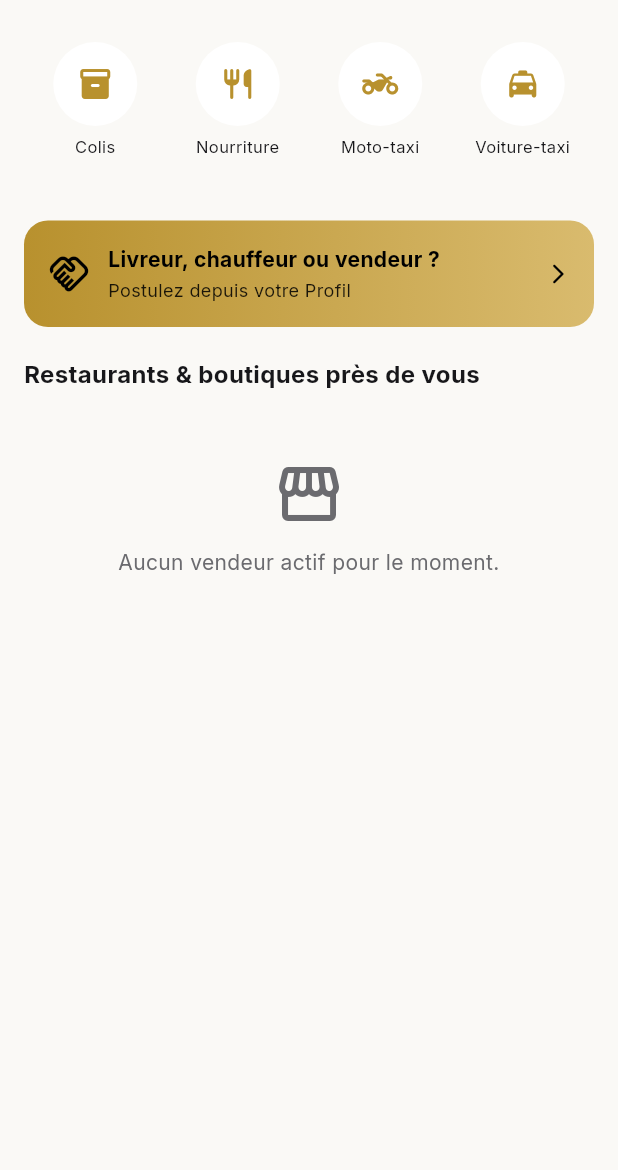
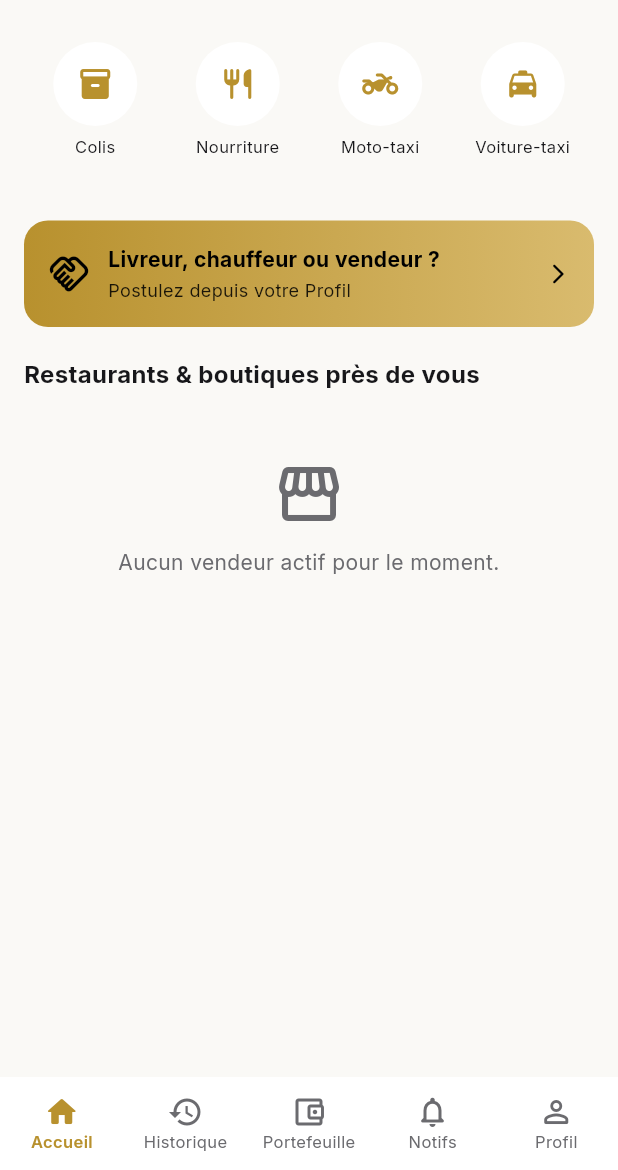
Before and after one commit to lfdweb123-sys/Livra, a Flutter app: the screen it shows after launch, after a tap on "Passer", on a phone screen of 412 x 824 dp, the part 66-1236 px from its top. Run offline on Flutter 3.47's test engine with Material 3 defaults, Android fonts, the phone set to English and light mode, and no system bars; our stand-ins replace cloud_firestore, dio, firebase_auth, firebase_core, firebase_messaging, flutter_map and 12 more; missing offline and left inert: geoflutterfire_plus; accounts and stored records are empty; network calls fail.

Commit message:
feat: barre de navigation basse (adaptée au rôle client/livreur/vendeur) + correction régression boutons pleine largeur sur les boutons inline

```diff
--- a/mobile/lib/app_lock_gate.dart
+++ b/mobile/lib/app_lock_gate.dart
@@ -110,7 +110,10 @@ class _AppLockGateState extends State<AppLockGate> with WidgetsBindingObserver {
               SizedBox(height: 16),
               Text('Livra est verrouillé', style: TextStyle(fontSize: 18, fontWeight: FontWeight.bold, color: Colors.white)),
               SizedBox(height: 24),
-              ElevatedButton(onPressed: _tryUnlock, child: Text('Déverrouiller')),
+              SizedBox(
+                width: 220,
+                child: ElevatedButton(onPressed: _tryUnlock, child: Text('Déverrouiller')),
+              ),
             ],
           ),
         ),
--- /dev/null
+++ b/mobile/lib/core/widgets/app_bottom_nav.dart
@@ -0,0 +1,90 @@
+import 'package:flutter/material.dart';
+import 'package:go_router/go_router.dart';
+import '../models/user_model.dart';
+import '../routing/app_router.dart';
+import '../theme/app_colors.dart';
+
+class _NavItem {
+  final IconData icon;
+  final IconData activeIcon;
+  final String label;
+  final String route;
+  const _NavItem(this.icon, this.activeIcon, this.label, this.route);
+}
+
+const _clientItems = [
+  _NavItem(Icons.home_outlined, Icons.home_rounded, 'Accueil', '/client/home'),
+  _NavItem(Icons.history_outlined, Icons.history_rounded, 'Historique', '/client/history'),
+  _NavItem(Icons.account_balance_wallet_outlined, Icons.account_balance_wallet_rounded, 'Portefeuille', '/wallet'),
+  _NavItem(Icons.notifications_none_rounded, Icons.notifications_rounded, 'Notifs', '/notifications'),
+  _NavItem(Icons.person_outline_rounded, Icons.person_rounded, 'Profil', '/client/profile'),
+];
+
+const _driverItems = [
+  _NavItem(Icons.home_outlined, Icons.home_rounded, 'Accueil', '/driver/home'),
+  _NavItem(Icons.payments_outlined, Icons.payments_rounded, 'Gains', '/driver/earnings'),
+  _NavItem(Icons.account_balance_wallet_outlined, Icons.account_balance_wallet_rounded, 'Portefeuille', '/wallet'),
+  _NavItem(Icons.notifications_none_rounded, Icons.notifications_rounded, 'Notifs', '/notifications'),
+  _NavItem(Icons.person_outline_rounded, Icons.person_rounded, 'Profil', '/client/profile'),
+];
+
+const _vendorItems = [
+  _NavItem(Icons.dashboard_outlined, Icons.dashboard_rounded, 'Accueil', '/vendor/dashboard'),
+  _NavItem(Icons.receipt_long_outlined, Icons.receipt_long_rounded, 'Commandes', '/vendor/orders'),
+  _NavItem(Icons.account_balance_wallet_outlined, Icons.account_balance_wallet_rounded, 'Portefeuille', '/wallet'),
+  _NavItem(Icons.notifications_none_rounded, Icons.notifications_rounded, 'Notifs', '/notifications'),
+  _NavItem(Icons.person_outline_rounded, Icons.person_rounded, 'Profil', '/client/profile'),
+];
+
+/// Barre de navigation basse — 5 onglets, adaptés au rôle courant
+/// (client/livreur/vendeur). Les 3 derniers onglets (Portefeuille,
+/// Notifications, Profil) pointent vers les mêmes écrans partagés quel
+/// que soit le rôle.
+class AppBottomNav extends StatelessWidget {
+  final int currentIndex;
+  const AppBottomNav({super.key, required this.currentIndex});
+
+  List<_NavItem> get _items {
+    switch (AppRouter.currentRole) {
+      case UserRole.driver:
+        return _driverItems;
+      case UserRole.vendor:
+        return _vendorItems;
+      default:
+        return _clientItems;
+    }
+  }
+
+  @override
+  Widget build(BuildContext context) {
+    final items = _items;
+    return SafeArea(
+      top: false,
+      child: SizedBox(
+        height: 62,
+        child: BottomNavigationBar(
+          currentIndex: currentIndex,
+          type: BottomNavigationBarType.fixed,
+          backgroundColor: AppColors.surface,
+          selectedItemColor: AppColors.gold,
+          unselectedItemColor: AppColors.textSecondary,
+          showUnselectedLabels: true,
+          selectedLabelStyle: const TextStyle(fontSize: 11, fontWeight: FontWeight.w600),
+          unselectedLabelStyle: const TextStyle(fontSize: 11),
+          elevation: 0,
+          onTap: (i) {
+            if (i == currentIndex) return;
+            context.go(items[i].route);
+          },
+          items: [
+            for (int i = 0; i < items.length; i++)
+              BottomNavigationBarItem(
+                icon: Icon(i == currentIndex ? items[i].activeIcon : items[i].icon),
+                label: items[i].label,
+              ),
+          ],
+        ),
+      ),
+    );
+  }
+}
--- a/mobile/lib/features/client/history/presentation/screens/history_screen.dart
+++ b/mobile/lib/features/client/history/presentation/screens/history_screen.dart
@@ -5,6 +5,7 @@ import '../../../../../core/constants/api_constants.dart';
 import '../../../../../core/theme/app_colors.dart';
 import '../../../../../core/widgets/skeleton_loader.dart';
 import '../../../../../core/widgets/empty_state.dart';
+import '../../../../../core/widgets/app_bottom_nav.dart';
 
 class HistoryScreen extends StatefulWidget {
   HistoryScreen({super.key});
@@ -91,6 +92,7 @@ class _HistoryScreenState extends State<HistoryScreen> with SingleTickerProvider
           ),
         ],
       ),
+      bottomNavigationBar: const AppBottomNav(currentIndex: 1),
     );
   }
 }
--- a/mobile/lib/features/client/home/presentation/screens/client_home_screen.dart
+++ b/mobile/lib/features/client/home/presentation/screens/client_home_screen.dart
@@ -7,6 +7,7 @@ import '../../../../../core/theme/app_colors.dart';
 import '../../../../../core/widgets/skeleton_loader.dart';
 import '../../../../../core/widgets/empty_state.dart';
 import '../../../../../core/widgets/app_logo.dart';
+import '../../../../../core/widgets/app_bottom_nav.dart';
 
 class _Service {
   final String label;
@@ -163,6 +164,7 @@ class _ClientHomeScreenState extends State<ClientHomeScreen> {
           ],
         ),
       ),
+      bottomNavigationBar: const AppBottomNav(currentIndex: 0),
     );
   }
 }
--- a/mobile/lib/features/client/profile/presentation/screens/profile_screen.dart
+++ b/mobile/lib/features/client/profile/presentation/screens/profile_screen.dart
@@ -7,6 +7,7 @@ import '../../../../../core/services/lock_service.dart';
 import '../../../../../core/services/inactivity_service.dart';
 import '../../../../../core/theme/app_colors.dart';
 import '../../../../../core/theme/theme_controller.dart';
+import '../../../../../core/widgets/app_bottom_nav.dart';
 
 class ProfileScreen extends StatefulWidget {
   const ProfileScreen({super.key});
@@ -158,6 +159,7 @@ class _ProfileScreenState extends State<ProfileScreen> {
           ),
         ],
       ),
+      bottomNavigationBar: const AppBottomNav(currentIndex: 4),
     );
   }
 }
--- a/mobile/lib/features/driver/earnings/presentation/screens/driver_earnings_screen.dart
+++ b/mobile/lib/features/driver/earnings/presentation/screens/driver_earnings_screen.dart
@@ -3,6 +3,7 @@ import 'package:firebase_auth/firebase_auth.dart';
 import '../../../../../core/services/api/api_client.dart';
 import '../../../../../core/theme/app_colors.dart';
 import '../../../../../core/widgets/skeleton_loader.dart';
+import '../../../../../core/widgets/app_bottom_nav.dart';
 
 class DriverEarningsScreen extends StatefulWidget {
   DriverEarningsScreen({super.key});
@@ -64,6 +65,7 @@ class _DriverEarningsScreenState extends State<DriverEarningsScreen> {
               ],
             ),
             ),
+      bottomNavigationBar: const AppBottomNav(currentIndex: 1),
     );
   }
 }
--- a/mobile/lib/features/driver/home/presentation/screens/driver_home_screen.dart
+++ b/mobile/lib/features/driver/home/presentation/screens/driver_home_screen.dart
@@ -9,6 +9,7 @@ import '../../../../../core/services/location_service.dart';
 import '../../../../../core/theme/app_colors.dart';
 import '../../../../../core/widgets/skeleton_loader.dart';
 import '../../../../../core/widgets/empty_state.dart';
+import '../../../../../core/widgets/app_bottom_nav.dart';
 
 const double _matchRadiusKm = 5;
 
@@ -185,7 +186,11 @@ class _DriverHomeScreenState extends State<DriverHomeScreen> {
                             child: ListTile(
                               title: Text('Commande ${o['type']}'),
                               subtitle: Text('${o['priceBreakdown']?['deliveryFee'] ?? '-'} XOF de frais de livraison'),
-                              trailing: ElevatedButton(onPressed: () => _acceptOrder(o['id']), child: Text('Accepter')),
+                              trailing: ElevatedButton(
+                                style: ElevatedButton.styleFrom(minimumSize: Size(0, 36), padding: EdgeInsets.symmetric(horizontal: 16)),
+                                onPressed: () => _acceptOrder(o['id']),
+                                child: Text('Accepter'),
+                              ),
                             ),
                           );
                         },
@@ -193,6 +198,7 @@ class _DriverHomeScreenState extends State<DriverHomeScreen> {
           ),
         ],
       ),
+      bottomNavigationBar: const AppBottomNav(currentIndex: 0),
     );
   }
 }
--- a/mobile/lib/features/notifications/presentation/screens/notifications_screen.dart
+++ b/mobile/lib/features/notifications/presentation/screens/notifications_screen.dart
@@ -5,6 +5,7 @@ import '../../../../core/models/notification_model.dart';
 import '../../../../core/theme/app_colors.dart';
 import '../../../../core/widgets/skeleton_loader.dart';
 import '../../../../core/widgets/empty_state.dart';
+import '../../../../core/widgets/app_bottom_nav.dart';
 
 class NotificationsScreen extends StatelessWidget {
   NotificationsScreen({super.key});
@@ -50,6 +51,7 @@ class NotificationsScreen extends StatelessWidget {
           );
         },
       ),
+      bottomNavigationBar: const AppBottomNav(currentIndex: 3),
     );
   }
 }
--- a/mobile/lib/features/vendor/dashboard/presentation/screens/vendor_dashboard_screen.dart
+++ b/mobile/lib/features/vendor/dashboard/presentation/screens/vendor_dashboard_screen.dart
@@ -6,6 +6,7 @@ import '../../../../../core/services/api/api_client.dart';
 import '../../../../../core/theme/app_colors.dart';
 import '../../../../../core/widgets/skeleton_loader.dart';
 import '../../../../../core/widgets/empty_state.dart';
+import '../../../../../core/widgets/app_bottom_nav.dart';
 
 class VendorDashboardScreen extends StatefulWidget {
   VendorDashboardScreen({super.key});
@@ -84,6 +85,7 @@ class _VendorDashboardScreenState extends State<VendorDashboardScreen> {
           _tile(context, 'Statistiques', Icons.bar_chart_rounded, '/vendor/stats'),
         ],
       ),
+      bottomNavigationBar: const AppBottomNav(currentIndex: 0),
     );
   }
 
--- a/mobile/lib/features/vendor/orders/presentation/screens/vendor_orders_screen.dart
+++ b/mobile/lib/features/vendor/orders/presentation/screens/vendor_orders_screen.dart
@@ -4,6 +4,7 @@ import '../../../../../core/constants/api_constants.dart';
 import '../../../../../core/theme/app_colors.dart';
 import '../../../../../core/widgets/skeleton_loader.dart';
 import '../../../../../core/widgets/empty_state.dart';
+import '../../../../../core/widgets/app_bottom_nav.dart';
 
 class VendorOrdersScreen extends StatefulWidget {
   VendorOrdersScreen({super.key});
@@ -68,6 +69,7 @@ class _VendorOrdersScreenState extends State<VendorOrdersScreen> {
                     },
                   ),
       ),
+      bottomNavigationBar: const AppBottomNav(currentIndex: 1),
     );
   }
 }
--- a/mobile/lib/features/wallet/presentation/screens/wallet_screen.dart
+++ b/mobile/lib/features/wallet/presentation/screens/wallet_screen.dart
@@ -5,6 +5,7 @@ import '../../../../core/theme/app_colors.dart';
 import '../../../../core/widgets/skeleton_loader.dart';
 import '../../../../core/widgets/app_bottom_sheet.dart';
 import '../../../../core/widgets/primary_button.dart';
+import '../../../../core/widgets/app_bottom_nav.dart';
 
 class WalletScreen extends StatefulWidget {
   WalletScreen({super.key});
@@ -108,6 +109,7 @@ class _WalletScreenState extends State<WalletScreen> {
               ],
             ),
             ),
+      bottomNavigationBar: const AppBottomNav(currentIndex: 2),
     );
   }
 }
```
